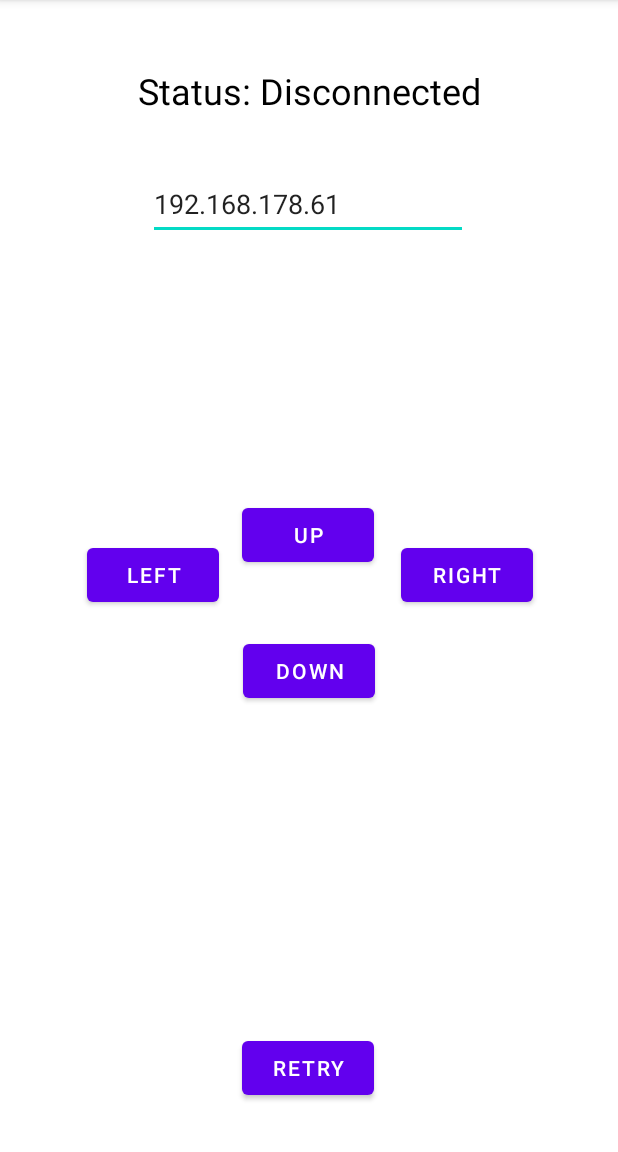
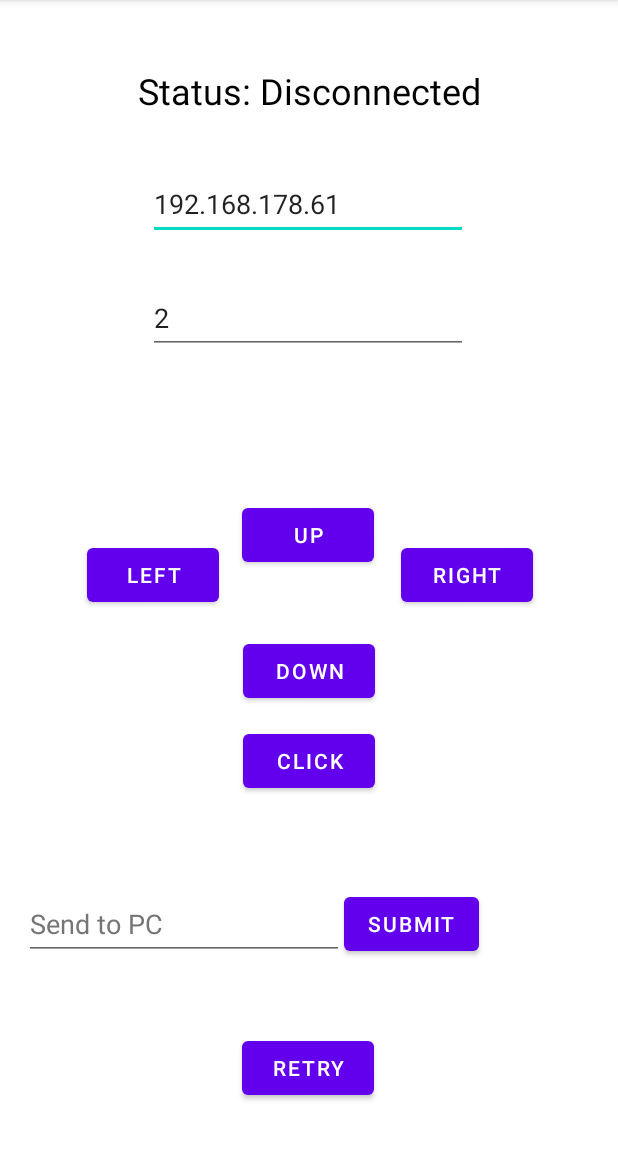
Before and after one commit to Lulonaut/remotecontrol, an Android app: the screen it shows after launch (MainActivity), on a phone screen of 412 x 824 dp, the part 84-1236 px from its top. Run offline under Robolectric (Android 15) with nearby library versions, the phone set to English and light mode, and no system bars.

Commit message:
working version

```diff
--- a/app/app/src/main/java/de/lulonaut/apps/remotecontrol/MainActivity.kt
+++ b/app/app/src/main/java/de/lulonaut/apps/remotecontrol/MainActivity.kt
@@ -5,6 +5,7 @@ import android.content.SharedPreferences
 import android.os.Bundle
 import android.os.Looper
 import android.widget.Button
+import android.widget.EditText
 import android.widget.TextView
 import android.widget.Toast
 import androidx.appcompat.app.AppCompatActivity
@@ -25,6 +26,8 @@ class MainActivity : AppCompatActivity() {
     private var sendQueue: MutableList<String> = ArrayList()
     private var connected: Boolean = false
     private lateinit var connectionStatusText: TextView
+    private var changing: Boolean = false
+    private var speed: Int = 0
 
     private fun sendMessage(message: String) {
         if (!connected) return
@@ -39,7 +42,7 @@ class MainActivity : AppCompatActivity() {
     }
 
     private fun stopMouse() {
-        sendQueue.add("mouse stop _")
+        sendQueue.add("mouse stop _ _")
         leftToggle = false
         rightToggle = false
         upToggle = false
@@ -51,6 +54,10 @@ class MainActivity : AppCompatActivity() {
         rightToggle = false
         upToggle = false
         downToggle = false
+    }
+
+    private fun startMouse(message: String) {
+        sendQueue.add("$message $speed")
     }
 
     private fun connect() {
@@ -77,10 +84,12 @@ class MainActivity : AppCompatActivity() {
                     sendQueue.add("__KEEP_ALIVE")
                     counter = 0
                 }
-                for (item in sendQueue) {
-                    sendMessage(item)
+                if (!changing) {
+                    for (item in sendQueue) {
+                        sendMessage(item)
+                    }
+                    sendQueue.clear()
                 }
-                sendQueue.clear()
                 TimeUnit.MICROSECONDS.sleep(10000)
             }
         }.start()
@@ -89,12 +98,15 @@ class MainActivity : AppCompatActivity() {
     override fun onCreate(savedInstanceState: Bundle?) {
         super.onCreate(savedInstanceState)
         setContentView(R.layout.activity_main)
-        val ipTextField: android.widget.EditText = findViewById(R.id.text_ip_address)
+        val ipTextField: EditText = findViewById(R.id.text_ip_address)
+        val speedTextField: EditText = findViewById(R.id.text_pixel_speed)
 
         val sharedPreferences: SharedPreferences =
             getSharedPreferences(getString(R.string.preference_key), Context.MODE_PRIVATE)
 
         ipTextField.setText(sharedPreferences.getString("remoteIP", "192.168.178.61"))
+        speedTextField.setText(sharedPreferences.getInt("pixel_speed", 2).toString())
+        speed = speedTextField.text.toString().toInt()
 
         connectionStatusText = findViewById(R.id.text_connection_status)
         val buttonLeft: Button = findViewById(R.id.button_left)
@@ -103,6 +115,9 @@ class MainActivity : AppCompatActivity() {
         val buttonDown: Button = findViewById(R.id.button_down)
 
         val buttonRetry: Button = findViewById(R.id.button_retry)
+        val buttonSubmit: Button = findViewById(R.id.button_submit)
+        val buttonClick: Button = findViewById(R.id.button_click)
+        val sendTextView: EditText = findViewById(R.id.text_send_to_pc)
 
         connect()
 
@@ -111,6 +126,27 @@ class MainActivity : AppCompatActivity() {
             connect()
         }
 
+        buttonClick.setOnClickListener {
+            speed = speedTextField.text.toString().toInt()
+            sharedPreferences.edit().putInt("pixel_speed", speedTextField.text.toString().toInt())
+                .apply()
+            sendQueue.add("click")
+        }
+
+
+        buttonSubmit.setOnClickListener {
+            val text: String = sendTextView.text.toString()
+            sendTextView.setText("")
+            changing = true
+            text.chars().forEach { c ->
+                if (c.toChar() == ' ') {
+                    sendQueue.add("keyboard space 0")
+                }
+                sendQueue.add("keyboard " + c.toChar() + " 0")
+                TimeUnit.MILLISECONDS.sleep(50)
+            }
+            changing = false
+        }
 
         buttonLeft.setOnClickListener {
             leftToggle = !leftToggle
@@ -119,7 +155,7 @@ class MainActivity : AppCompatActivity() {
             } else {
                 startMouseSetup()
                 leftToggle = true
-                sendQueue.add("mouse start left")
+                startMouse("mouse start left")
             }
         }
 
@@ -130,7 +166,7 @@ class MainActivity : AppCompatActivity() {
             } else {
                 startMouseSetup()
                 rightToggle = true
-                sendQueue.add("mouse start right")
+                startMouse("mouse start right")
             }
         }
 
@@ -141,7 +177,7 @@ class MainActivity : AppCompatActivity() {
             } else {
                 startMouseSetup()
                 upToggle = true
-                sendQueue.add("mouse start up")
+                startMouse("mouse start up")
             }
         }
 
@@ -152,7 +188,7 @@ class MainActivity : AppCompatActivity() {
             } else {
                 startMouseSetup()
                 downToggle = true
-                sendQueue.add("mouse start down")
+                startMouse("mouse start down")
             }
         }
     }
--- a/app/app/src/main/res/layout/activity_main.xml
+++ b/app/app/src/main/res/layout/activity_main.xml
@@ -82,15 +82,69 @@
         android:id="@+id/text_ip_address"
         android:layout_width="wrap_content"
         android:layout_height="wrap_content"
-        android:layout_marginTop="112dp"
+        android:layout_marginTop="28dp"
         android:ems="10"
         android:hint="@string/ipfield_hint"
+        android:importantForAutofill="no"
         android:inputType="textPersonName"
         android:minHeight="48dp"
         android:textColorHint="#757575"
         app:layout_constraintEnd_toEndOf="parent"
         app:layout_constraintHorizontal_bias="0.497"
         app:layout_constraintStart_toStartOf="parent"
-        app:layout_constraintTop_toTopOf="parent"
-        android:importantForAutofill="no" />
+        app:layout_constraintTop_toBottomOf="@+id/text_connection_status" />
+
+    <EditText
+        android:id="@+id/text_send_to_pc"
+        android:layout_width="wrap_content"
+        android:layout_height="wrap_content"
+        android:layout_marginStart="16dp"
+        android:layout_marginBottom="128dp"
+        android:ems="10"
+        android:hint="@string/send_field_hint"
+        android:importantForAutofill="no"
+        android:inputType="textPersonName"
+        android:minHeight="48dp"
+        android:textColorHint="#757575"
+        app:layout_constraintBottom_toBottomOf="parent"
+        app:layout_constraintStart_toStartOf="parent" />
+
+    <Button
+        android:id="@+id/button_submit"
+        android:layout_width="wrap_content"
+        android:layout_height="wrap_content"
+        android:layout_marginBottom="128dp"
+        android:text="@string/submit"
+        app:layout_constraintBottom_toBottomOf="parent"
+        app:layout_constraintEnd_toEndOf="parent"
+        app:layout_constraintHorizontal_bias="0.0"
+        app:layout_constraintStart_toEndOf="@+id/text_send_to_pc" />
+
+    <EditText
+        android:id="@+id/text_pixel_speed"
+        android:layout_width="wrap_content"
+        android:layout_height="wrap_content"
+        android:layout_marginTop="28dp"
+        android:ems="10"
+        android:hint="@string/speed_hint"
+        android:importantForAutofill="no"
+        android:inputType="numberSigned"
+        android:minHeight="48dp"
+        android:textColorHint="#757575"
+        app:layout_constraintEnd_toEndOf="parent"
+        app:layout_constraintHorizontal_bias="0.497"
+        app:layout_constraintStart_toStartOf="parent"
+        app:layout_constraintTop_toBottomOf="@+id/text_ip_address" />
+
+    <Button
+        android:id="@+id/button_click"
+        android:layout_width="wrap_content"
+        android:layout_height="wrap_content"
+        android:layout_marginTop="12dp"
+        android:text="@string/button_click"
+        app:layout_constraintEnd_toEndOf="parent"
+        app:layout_constraintHorizontal_bias="0.501"
+        app:layout_constraintStart_toStartOf="parent"
+        app:layout_constraintTop_toBottomOf="@+id/button_down" />
+
 </androidx.constraintlayout.widget.ConstraintLayout>
--- a/app/app/src/main/res/values/strings.xml
+++ b/app/app/src/main/res/values/strings.xml
@@ -9,4 +9,8 @@
     <string name="status_disconnected">Status: Disconnected</string>
     <string name="ipfield_hint">PC IP adrress</string>
     <string name="preference_key">remoteControl</string>
+    <string name="send_field_hint">Send to PC</string>
+    <string name="submit">Submit</string>
+    <string name="speed_hint">Speed in px</string>
+    <string name="button_click">Click</string>
 </resources>
```
Also changed, not shown: app/app/build.gradle (+4 -4 lines), 1 other file.
